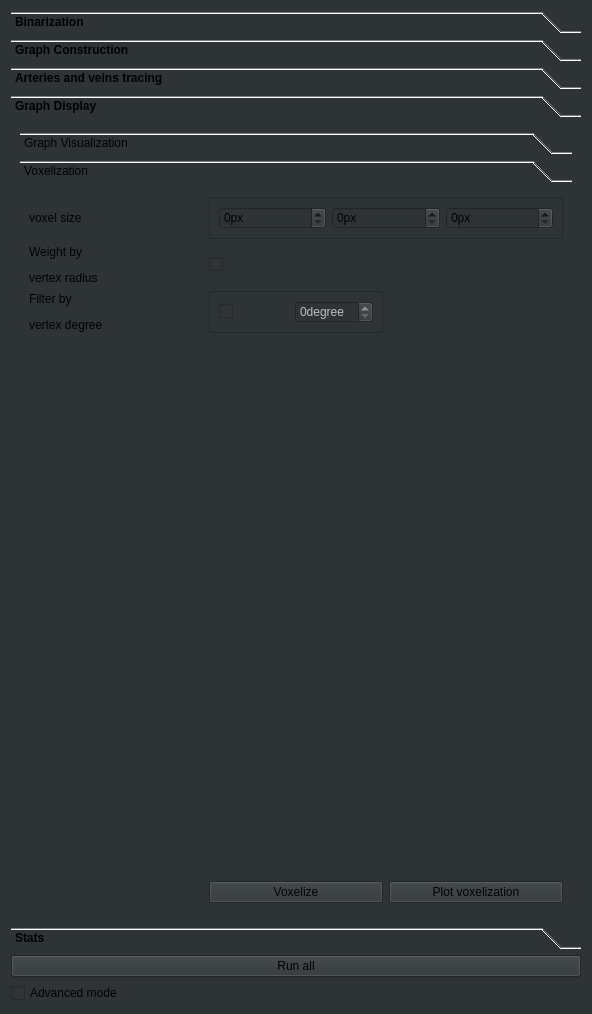
Above: ClearMap/gui/creator/vasculature_tab.ui from ClearAnatomics/ClearMap before the change. Below: the same form after it.
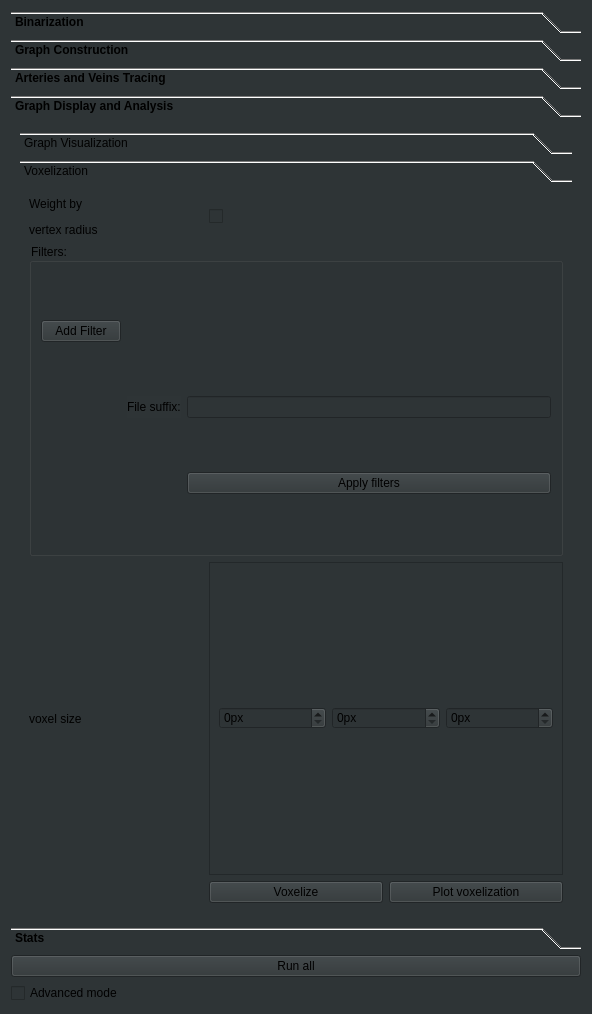
That is the form after the change. The open tabs and pages were chosen to show the change. Icons and pictures are not drawn.

Commit message: FEATURE: Adds option to chain multiple filters for tube_map processor voxelize method

Patch:
```diff
--- a/ClearMap/gui/creator/vasculature_tab.ui
+++ b/ClearMap/gui/creator/vasculature_tab.ui
@@ -432,7 +432,7 @@
              </rect>
             </property>
             <attribute name="label">
-             <string>Arteries and veins tracing</string>
+             <string>Arteries and Veins Tracing</string>
             </attribute>
             <layout class="QVBoxLayout" name="verticalLayout">
              <item>
@@ -822,7 +822,7 @@
              </rect>
             </property>
             <attribute name="label">
-             <string>Graph Display</string>
+             <string>Graph Display and Analysis</string>
             </attribute>
             <layout class="QVBoxLayout" name="verticalLayout_7">
              <item>
@@ -1147,89 +1147,17 @@
                  <string>Voxelization</string>
                 </attribute>
                 <layout class="QGridLayout" name="gridLayout_7">
-                 <item row="2" column="1">
-                  <widget class="QFrame" name="vasculatureVoxelizationFilterDegreesSinglet">
-                   <property name="enabled">
-                    <bool>true</bool>
-                   </property>
-                   <property name="frameShape">
-                    <enum>QFrame::StyledPanel</enum>
-                   </property>
-                   <property name="frameShadow">
-                    <enum>QFrame::Raised</enum>
-                   </property>
-                   <layout class="QHBoxLayout" name="horizontalLayout_375">
-                    <item>
-                     <widget class="QCheckBox" name="checkBox">
-                      <property name="text">
-                       <string/>
-                      </property>
-                     </widget>
-                    </item>
-                    <item>
-                     <widget class="QSpinBox" name="spinBox_266">
-                      <property name="enabled">
-                       <bool>false</bool>
-                      </property>
-                      <property name="suffix">
-                       <string>degree</string>
-                      </property>
-                      <property name="minimum">
-                       <number>0</number>
-                      </property>
-                      <property name="maximum">
-                       <number>99</number>
-                      </property>
-                     </widget>
-                    </item>
-                   </layout>
-                  </widget>
-                 </item>
-                 <item row="4" column="1">
-                  <widget class="QPushButton" name="voxelizeGraphPushButton">
+                 <item row="1" column="0">
+                  <widget class="QLabel" name="label_25">
                    <property name="text">
-                    <string>Voxelize</string>
-                   </property>
-                  </widget>
-                 </item>
-                 <item row="0" column="0">
-                  <widget class="QLabel" name="label_14">
-                   <property name="text">
-                    <string>voxel size</string>
-                   </property>
-                  </widget>
-                 </item>
-                 <item row="3" column="1">
-                  <spacer name="verticalSpacer_6">
-                   <property name="orientation">
-                    <enum>Qt::Vertical</enum>
-                   </property>
-                   <property name="sizeHint" stdset="0">
-                    <size>
-                     <width>20</width>
-                     <height>40</height>
-                    </size>
-                   </property>
-                  </spacer>
-                 </item>
-                 <item row="4" column="2">
-                  <widget class="QPushButton" name="plotGraphVoxelizationPushButton">
-                   <property name="text">
-                    <string>Plot voxelization</string>
-                   </property>
-                  </widget>
-                 </item>
-                 <item row="2" column="0">
-                  <widget class="QLabel" name="label_24">
-                   <property name="text">
-                    <string>&lt;html&gt;&lt;head/&gt;&lt;body&gt;&lt;p&gt;Filter by&lt;/p&gt;&lt;p&gt;vertex degree&lt;/p&gt;&lt;/body&gt;&lt;/html&gt;</string>
+                    <string>&lt;html&gt;&lt;head/&gt;&lt;body&gt;&lt;p&gt;Weight by &lt;/p&gt;&lt;p&gt;vertex radius&lt;/p&gt;&lt;/body&gt;&lt;/html&gt;</string>
                    </property>
                    <property name="textFormat">
                     <enum>Qt::RichText</enum>
                    </property>
                   </widget>
                  </item>
-                 <item row="0" column="1" colspan="2">
+                 <item row="3" column="1" colspan="2">
                   <widget class="QFrame" name="vasculatureVoxelizationRadiusTriplet">
                    <property name="frameShape">
                     <enum>QFrame::StyledPanel</enum>
@@ -1297,6 +1225,63 @@
                    </property>
                   </widget>
                  </item>
+                 <item row="4" column="2">
+                  <widget class="QPushButton" name="plotGraphVoxelizationPushButton">
+                   <property name="text">
+                    <string>Plot voxelization</string>
+                   </property>
+                  </widget>
+                 </item>
+                 <item row="4" column="1">
+                  <widget class="QPushButton" name="voxelizeGraphPushButton">
+                   <property name="text">
+                    <string>Voxelize</string>
+                   </property>
+                  </widget>
+                 </item>
+                 <item row="2" column="0" colspan="3">
+                  <widget class="QGroupBox" name="groupBox_3">
+                   <property name="title">
+                    <string>Filters:</string>
+                   </property>
+                   <layout class="QGridLayout" name="gridLayout">
+                    <item row="0" column="0" colspan="3">
+                     <layout class="QVBoxLayout" name="filterParamsVerticalLayout"/>
+                    </item>
+                    <item row="1" column="0">
+                     <widget class="QPushButton" name="addFilterPushButton">
+                      <property name="text">
+                       <string>Add Filter</string>
+                      </property>
+                     </widget>
+                    </item>
+                    <item row="2" column="1">
+                     <widget class="QLabel" name="label">
+                      <property name="text">
+                       <string>File suffix:</string>
+                      </property>
+                     </widget>
+                    </item>
+                    <item row="2" column="2">
+                     <widget class="QLineEdit" name="fileSuffixLineEdit"/>
+                    </item>
+                    <item row="3" column="2">
+                     <widget class="QPushButton" name="applyFiltersPushButton">
+                      <property name="text">
+                       <string>Apply filters</string>
+                      </property>
+                     </widget>
+                    </item>
+                   </layout>
+                  </widget>
+                 </item>
+                 <item row="3" column="0">
+                  <widget class="QLabel" name="label_14">
+                   <property name="text">
+                    <string>voxel size</string>
+                   </property>
+                  </widget>
+                 </item>
                 </layout>
                </widget>
               </widget>
```
Left out of the diff: 40 changed lines with no effect on the pictures. The commit also changes 6 other files.
